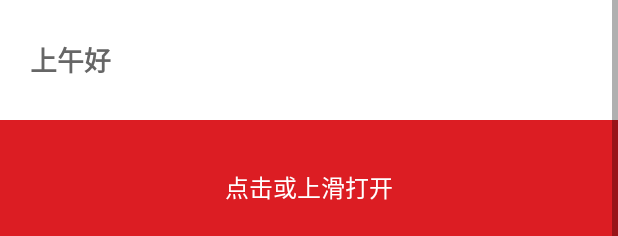
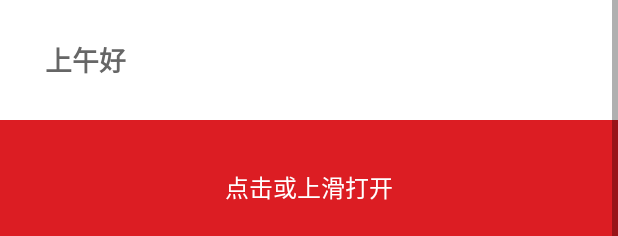
Before and after one commit to hightway/ym_Application_app, an Android app: the layout tab_4.xml on its own in the app's theme, with its tools: preview values and no code run, on a phone screen of 412 x 824 dp. Shown: the top 236 px of the screen. Run offline under Robolectric (Android 15) with nearby library versions, the phone set to English and light mode, and no system bars; plain views replace ContentScrollView, ScrollLayout.

Commit message:
10.20 修改

```diff
--- a/app/src/main/res/layout/tab_4.xml
+++ b/app/src/main/res/layout/tab_4.xml
@@ -18,7 +18,7 @@
             android:layout_width="wrap_content"
             android:layout_height="wrap_content"
             android:layout_centerVertical="true"
-            android:layout_marginLeft="20dp"
+            android:layout_marginLeft="30dp"
             android:text="上午好"
             android:textStyle="bold"
             android:textColor="@color/gray_del"
@@ -50,7 +50,6 @@
                     android:id="@+id/tx_top"
                     android:layout_width="wrap_content"
                     android:layout_height="80dp"
-                    android:layout_marginLeft="20dp"
                     android:gravity="center_vertical"
                     android:textStyle="bold"
                     android:background="@color/transparent"
```
